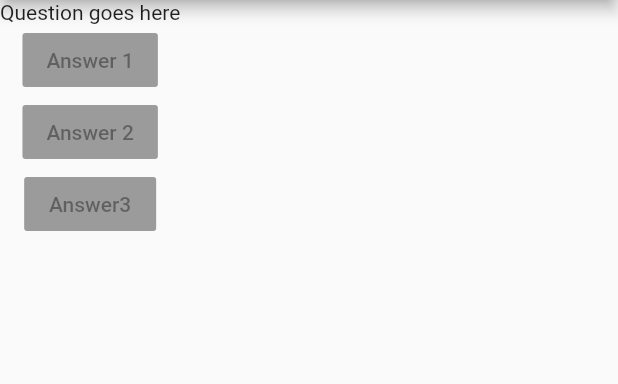
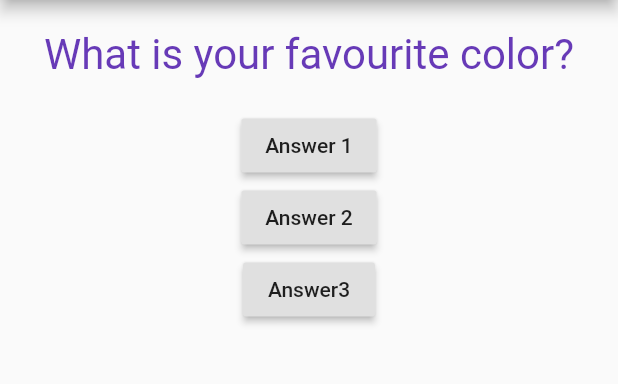
Before and after one commit to TomekLesniak/QuizApp, a Flutter app: the screen it shows after launch, on a phone screen of 412 x 824 dp, the part 84-468 px from its top. Run offline on Flutter 3.47's test engine with Material 2 defaults, Android fonts, the phone set to English and light mode, and no system bars.

Commit message:
Add question widget

```diff
--- a/lib/main.dart
+++ b/lib/main.dart
@@ -1,8 +1,27 @@
 import 'package:flutter/material.dart';
+
+
+import './question.dart';
 
 void main() => runApp(MyApp());
 
-class MyApp extends StatelessWidget {
+class MyApp extends StatefulWidget {
+  @override
+  State<StatefulWidget> createState() {
+    return _MyAppState(); //new MyAppState()
+  }
+}
+
+class _MyAppState extends State<MyApp> {
+  var _currentQuestionIndex = 0;
+
+  void _answerQuestion() {
+    setState(() {
+      _currentQuestionIndex++;
+    });
+    print(_currentQuestionIndex);
+  }
+
   @override
   Widget build(BuildContext context) {
     var questions = [
@@ -17,17 +36,19 @@ class MyApp extends StatelessWidget {
             ),
             body: Column(
               children: [
-                Text('Question goes here'),
+                Question(
+                  questions[_currentQuestionIndex],
+                ),
                 RaisedButton(
-                  onPressed: null,
+                  onPressed: _answerQuestion,
                   child: Text('Answer 1'),
                 ),
                 RaisedButton(
-                  onPressed: null,
+                  onPressed: _answerQuestion,
                   child: Text('Answer 2'),
                 ),
                 RaisedButton(
-                  onPressed: null,
+                  onPressed: _answerQuestion,
                   child: Text('Answer3'),
                 ),
               ],
--- /dev/null
+++ b/lib/question.dart
@@ -0,0 +1,23 @@
+import 'package:flutter/material.dart';
+
+class Question extends StatelessWidget {
+  final String questionText;
+
+  Question(this.questionText);
+
+  @override
+  Widget build(BuildContext context) {
+    return Container(
+      width: double.infinity,
+      margin: EdgeInsets.all(20),
+      child: Text(
+        questionText,
+        style: TextStyle(
+          color: Colors.deepPurple,
+          fontSize: 28,
+        ),
+        textAlign: TextAlign.center,
+      ),
+    );
+  }
+}
```
